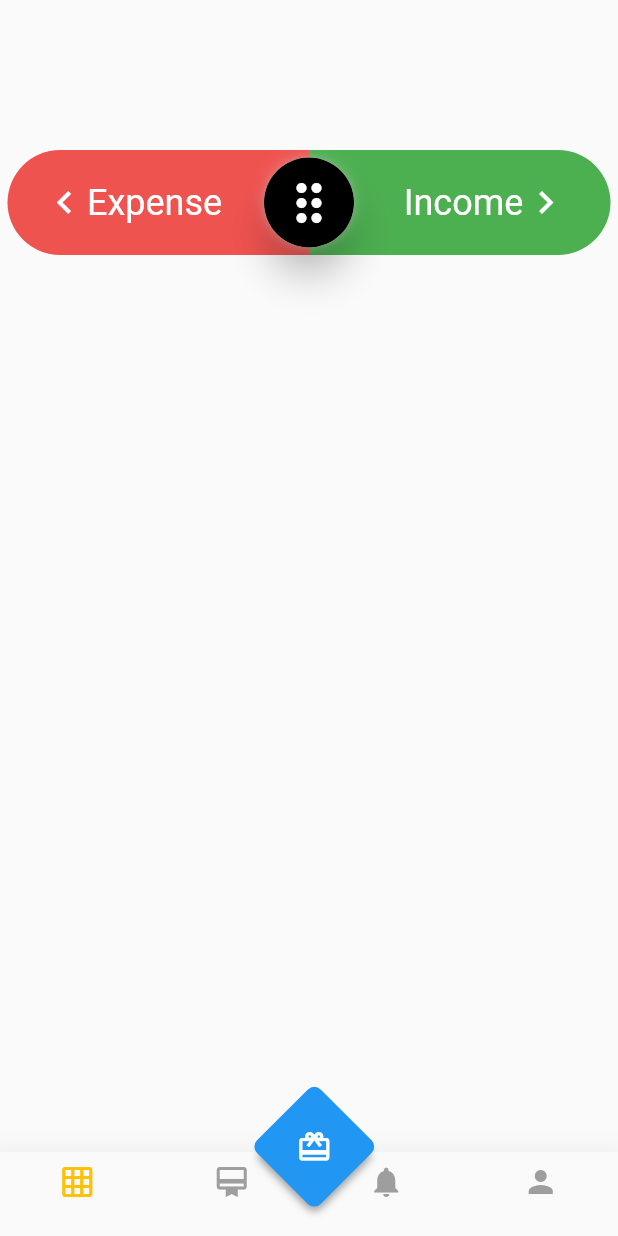
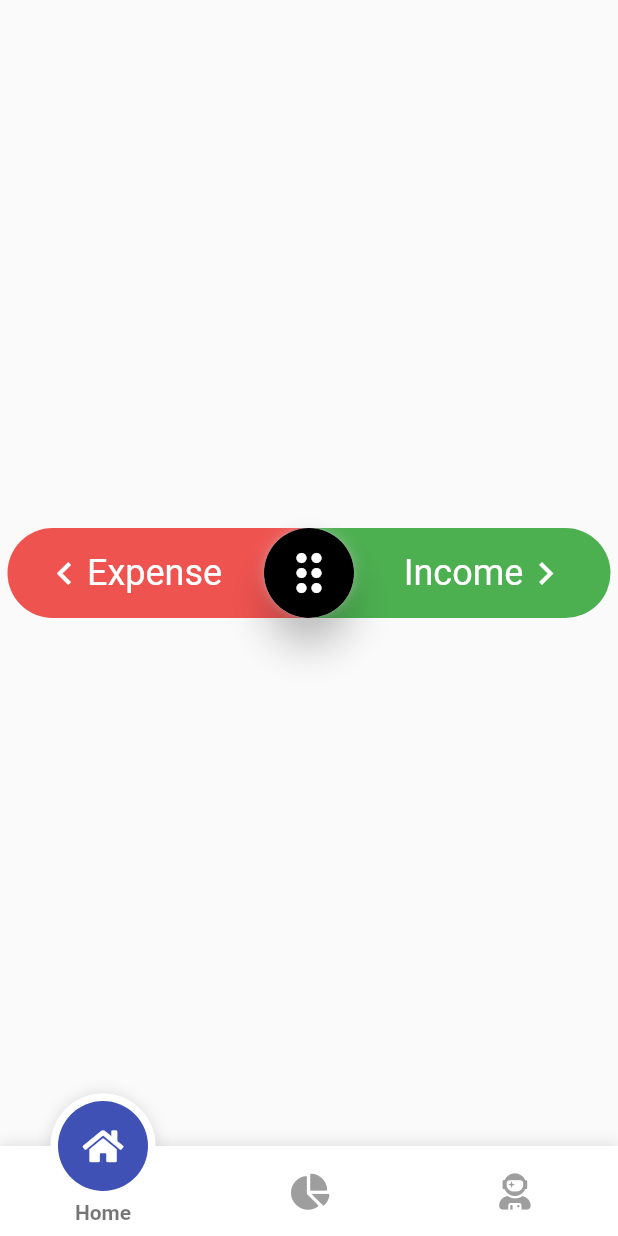
Before and after one commit to aman1210/FlutterExpenseTracker, a Flutter app: the screen it shows after launch, on a phone screen of 412 x 824 dp. Run offline on Flutter 3.47's test engine with Material 2 defaults, Android fonts, the phone set to English and light mode, and no system bars; drawn by our look-alikes of fancy_bottom_navigation; our stand-ins replace font_awesome_flutter.

Commit message:
fixing BottomNavBar

```diff
--- a/lib/main.dart
+++ b/lib/main.dart
@@ -13,7 +13,8 @@ class MyApp extends StatelessWidget {
       title: 'Expense Tracker',
       debugShowCheckedModeBanner: false,
       theme: ThemeData(
-        primarySwatch: Colors.blue,
+        primarySwatch: Colors.indigo,
+        accentColor: Colors.amber,
       ),
       home: MyHomePage(),
     );
--- /dev/null
+++ b/lib/screens/home.dart
@@ -0,0 +1,19 @@
+import 'package:expenseTracker/widgets/dragContainer.dart';
+import 'package:flutter/material.dart';
+
+class Home extends StatelessWidget {
+  @override
+  Widget build(BuildContext context) {
+    var size = MediaQuery.of(context).size;
+    return Container(
+      child: Column(
+        mainAxisSize: MainAxisSize.max,
+        mainAxisAlignment: MainAxisAlignment.center,
+        crossAxisAlignment: CrossAxisAlignment.start,
+        children: [
+          DragContainer(size),
+        ],
+      ),
+    );
+  }
+}
--- a/lib/screens/homepage.dart
+++ b/lib/screens/homepage.dart
@@ -1,59 +1,86 @@
-import 'dart:math' as math;
+import 'package:fancy_bottom_navigation/fancy_bottom_navigation.dart';
+import 'package:flutter/material.dart';
 
-import 'package:flutter/material.dart';
-import 'package:expenseTracker/widgets/dragContainer.dart';
+import 'package:expenseTracker/screens/home.dart';
+import 'package:flutter/rendering.dart';
+import 'package:font_awesome_flutter/font_awesome_flutter.dart';
 
-class MyHomePage extends StatelessWidget {
+class MyHomePage extends StatefulWidget {
+  @override
+  _MyHomePageState createState() => _MyHomePageState();
+}
+
+class _MyHomePageState extends State<MyHomePage> {
+  var _currentIndex = 0;
+  bool _isVisible;
+  ScrollController _controller;
+  @override
+  void initState() {
+    super.initState();
+    _isVisible = true;
+    _controller = ScrollController();
+    _controller.addListener(() {
+      if (_controller.position.userScrollDirection == ScrollDirection.reverse) {
+        if (_isVisible) {
+          setState(() {
+            _isVisible = false;
+          });
+        }
+      }
+      if (_controller.position.userScrollDirection == ScrollDirection.forward) {
+        if (!_isVisible)
+          setState(() {
+            _isVisible = true;
+          });
+      }
+    });
+  }
+
   @override
   Widget build(BuildContext context) {
-    var size = MediaQuery.of(context).size;
     return Scaffold(
-      body: Container(
-        margin: EdgeInsets.only(top: 100),
-        height: 70,
-        child: DragContainer(size),
-      ),
-      bottomNavigationBar: BottomNavigationBar(
-        elevation: 20,
-        items: [
-          BottomNavigationBarItem(icon: Icon(Icons.grid_on), label: ''),
-          BottomNavigationBarItem(icon: Icon(Icons.card_membership), label: ''),
-          BottomNavigationBarItem(icon: Icon(Icons.notifications), label: ''),
-          BottomNavigationBarItem(icon: Icon(Icons.person), label: ''),
-        ],
-        currentIndex: 0,
-        unselectedIconTheme: IconThemeData(color: Colors.grey),
-        selectedIconTheme: IconThemeData(color: Colors.amber),
-        type: BottomNavigationBarType.fixed,
-      ),
-      floatingActionButton: Transform.rotate(
-        angle: math.pi / 4,
-        child: Container(
-          margin: EdgeInsets.only(bottom: 10),
-          height: 60,
-          width: 60,
-          decoration: BoxDecoration(
-            color: Theme.of(context).primaryColor,
-            borderRadius: BorderRadius.circular(6),
-            boxShadow: [
-              BoxShadow(
-                color: Colors.black38,
-                offset: Offset(4, 4),
-                spreadRadius: -2,
-                blurRadius: 4,
+      body: Center(
+        child: new CustomScrollView(
+          controller: _controller,
+          shrinkWrap: true,
+          slivers: <Widget>[
+            new SliverPadding(
+              padding: const EdgeInsets.symmetric(vertical: 20.0),
+              sliver: new SliverList(
+                delegate: new SliverChildListDelegate(
+                  <Widget>[
+                    Home(),
+                  ],
+                ),
               ),
-            ],
-          ),
-          child: Transform.rotate(
-            angle: -math.pi / 4,
-            child: Icon(
-              Icons.card_giftcard,
-              color: Colors.white,
             ),
-          ),
+          ],
         ),
       ),
-      floatingActionButtonLocation: FloatingActionButtonLocation.centerDocked,
+      bottomNavigationBar: AnimatedContainer(
+        duration: Duration(milliseconds: 300),
+        height: _isVisible == true ? 60 : 0,
+        child: _isVisible == true
+            ? FancyBottomNavigation(
+                inactiveIconColor: Colors.grey,
+                tabs: [
+                  TabData(iconData: FontAwesomeIcons.home, title: "Home"),
+                  TabData(iconData: FontAwesomeIcons.chartPie, title: "Stats"),
+                  TabData(
+                      iconData: FontAwesomeIcons.userAstronaut,
+                      title: "Profile"),
+                ],
+                onTabChangedListener: (position) {
+                  setState(() {
+                    _currentIndex = position;
+                  });
+                },
+              )
+            : Container(
+                color: Colors.white,
+                width: double.infinity,
+              ),
+      ),
     );
   }
 }
--- a/lib/widgets/dragContainer.dart
+++ b/lib/widgets/dragContainer.dart
@@ -97,7 +97,7 @@ class _DragContainerState extends State<DragContainer>
       children: [
         Container(
           width: containerWidth,
-          height: 70,
+          height: 60,
           alignment: Alignment.centerLeft,
           margin: const EdgeInsets.only(left: 5),
           decoration: BoxDecoration(
@@ -109,7 +109,7 @@ class _DragContainerState extends State<DragContainer>
           ),
         ),
         Container(
-          height: 70,
+          height: 60,
           width: containerWidth,
           margin: const EdgeInsets.only(right: 5),
           decoration: BoxDecoration(
--- a/lib/widgets/draggableCard.dart
+++ b/lib/widgets/draggableCard.dart
@@ -28,7 +28,7 @@ class _DraggableCardState extends State<DraggableCard>
     super.initState();
     _controller = AnimationController(
       vsync: this,
-      duration: Duration(milliseconds: 500),
+      duration: Duration(microseconds: 100),
     );
     _controller.addListener(() {
       setState(() {
@@ -69,10 +69,10 @@ class _DraggableCardState extends State<DraggableCard>
       },
       onPanEnd: (details) {
         _runAnimation();
-        if (_alignment.x < -0.5) {
+        if (_alignment.x < -0.8) {
           openBottomSheet('expense', context);
         }
-        if (_alignment.x > 0.5) {
+        if (_alignment.x > 0.8) {
           openBottomSheet('income', context);
         }
       },
```
Also changed, not shown: pubspec.yaml (+4 -3 lines), assets/icons/house.png (added), pubspec.lock.
